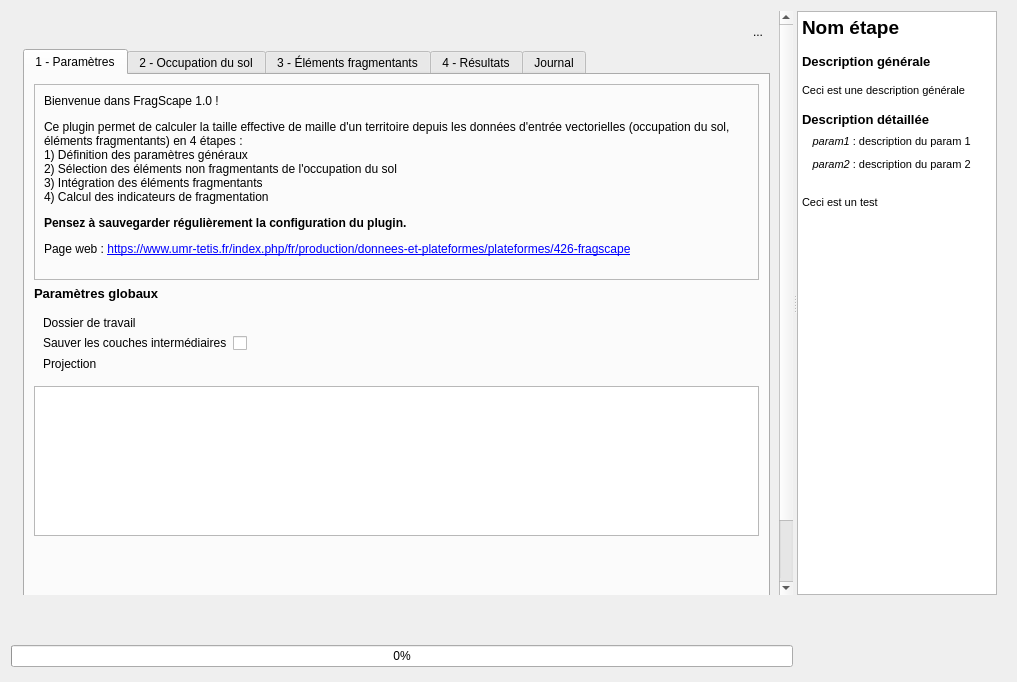
This is Meff_dialog_base.ui in MathieuChailloux/FragScape as Qt 5 draws it before an edit. The edited form follows.
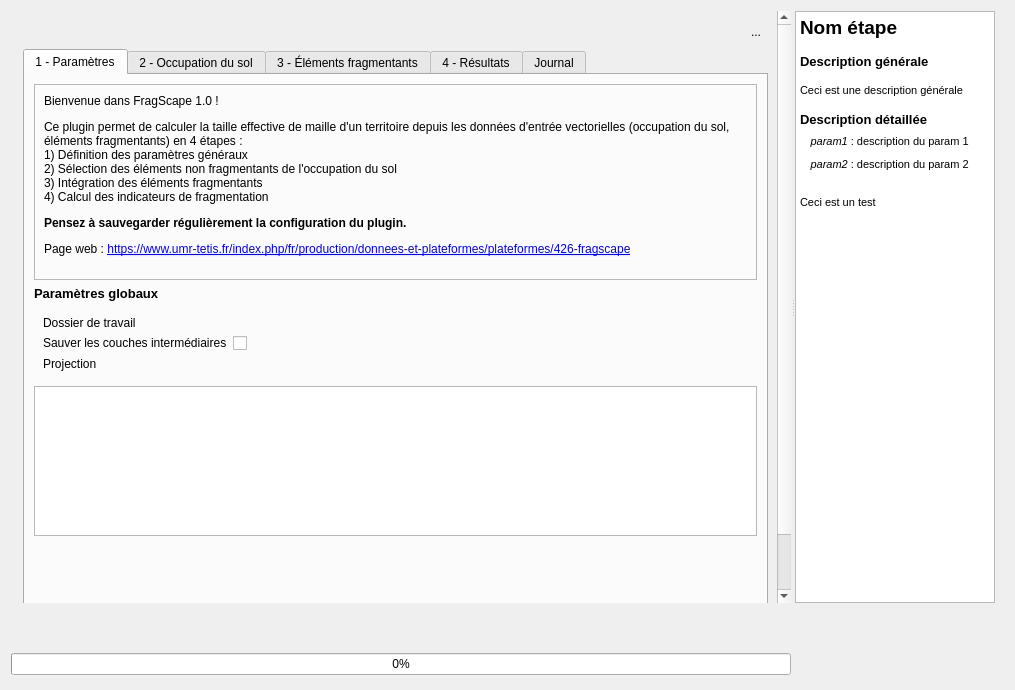
This is the edited form. Icons and pictures are not drawn. Custom widgets are drawn as their Qt base class.

Commit message: workaround to fix awkward resize bug after step 4 (reporting).

What changed in the file:
```diff
--- a/Meff_dialog_base.ui
+++ b/Meff_dialog_base.ui
@@ -6,8 +6,8 @@
    <rect>
     <x>0</x>
     <y>0</y>
-    <width>1017</width>
-    <height>682</height>
+    <width>1015</width>
+    <height>690</height>
    </rect>
   </property>
   <property name="sizePolicy">
@@ -65,6 +65,12 @@
            <verstretch>0</verstretch>
           </sizepolicy>
          </property>
+         <property name="minimumSize">
+          <size>
+           <width>0</width>
+           <height>580</height>
+          </size>
+         </property>
          <property name="frameShape">
           <enum>QFrame::NoFrame</enum>
          </property>
@@ -76,8 +82,8 @@
            <rect>
             <x>0</x>
             <y>0</y>
-            <width>765</width>
-            <height>649</height>
+            <width>780</width>
+            <height>596</height>
            </rect>
           </property>
           <property name="sizePolicy">
@@ -243,6 +249,12 @@
                <height>550</height>
               </size>
              </property>
+             <property name="maximumSize">
+              <size>
+               <width>16777215</width>
+               <height>16777215</height>
+              </size>
+             </property>
              <property name="currentIndex">
               <number>0</number>
              </property>
@@ -397,6 +409,18 @@
                  <property name="enabled">
                   <bool>true</bool>
                  </property>
+                 <property name="sizePolicy">
+                  <sizepolicy hsizetype="Expanding" vsizetype="Fixed">
+                   <horstretch>0</horstretch>
+                   <verstretch>0</verstretch>
+                  </sizepolicy>
+                 </property>
+                 <property name="minimumSize">
+                  <size>
+                   <width>0</width>
+                   <height>120</height>
+                  </size>
+                 </property>
                  <property name="maximumSize">
                   <size>
                    <width>16777215</width>
@@ -428,7 +452,7 @@
                  <property name="sizeHint" stdset="0">
                   <size>
                    <width>20</width>
-                   <height>40</height>
+                   <height>42</height>
                   </size>
                  </property>
                 </spacer>
```
Left out of the diff: 135 changed lines with no effect on the pictures. The commit also changes 1 other file.
